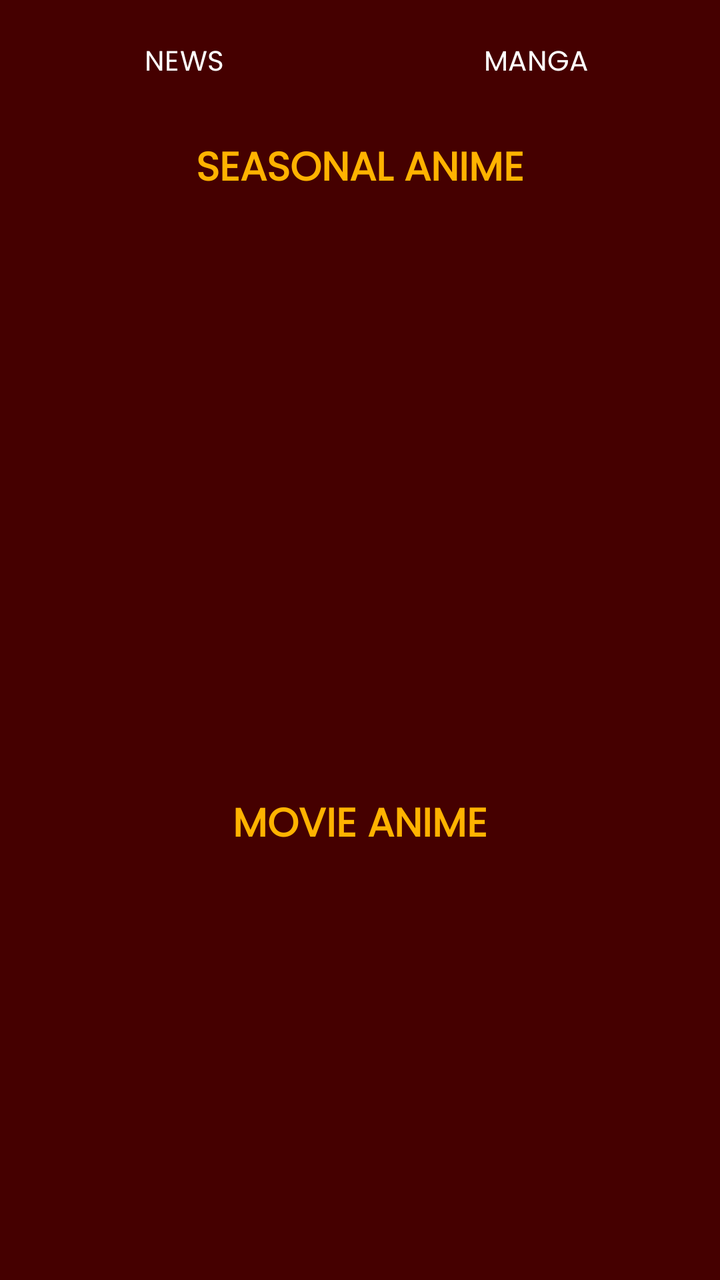
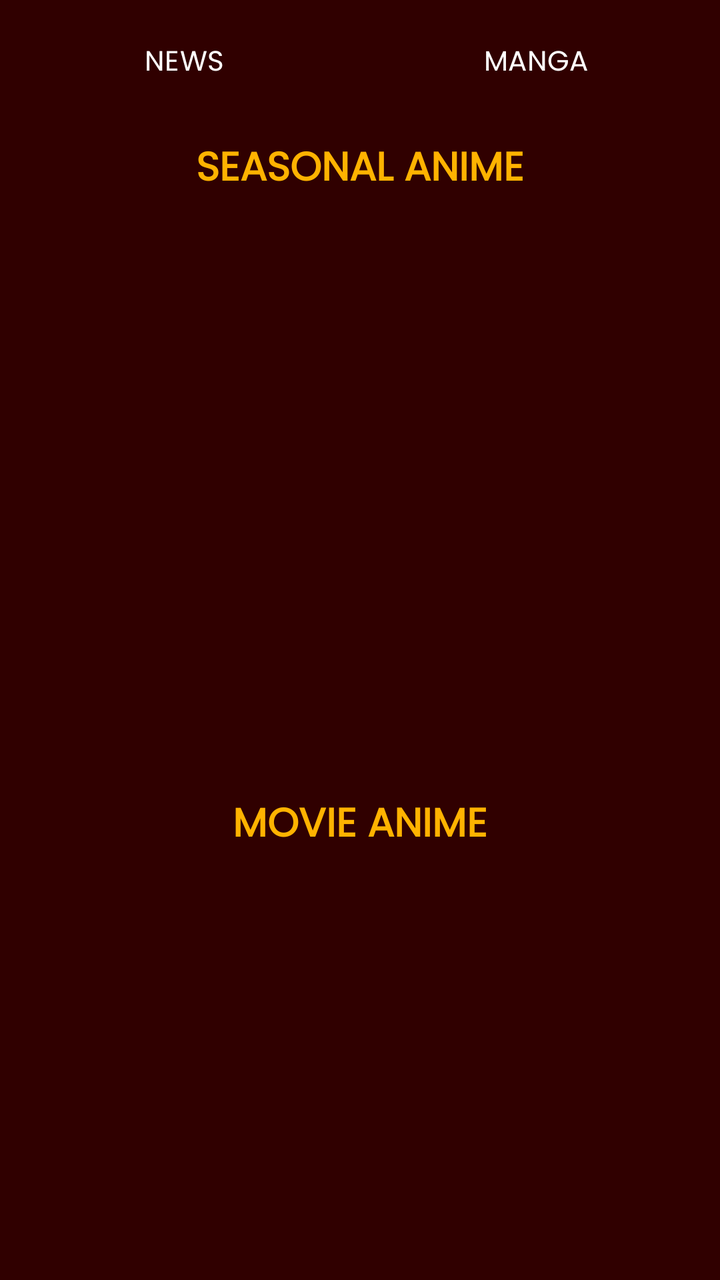

An Android layout rendered at two revisions. The XML below is the earlier revision; the diff shows what the commit changed to produce the second picture.
<!-- AndroidManifest.xml: application theme Theme.LabUX -->
<!-- res/layout/fragment_home.xml -->
<?xml version="1.0" encoding="utf-8"?>
<LinearLayout xmlns:android="http://schemas.android.com/apk/res/android"
    android:layout_width="match_parent"
    android:layout_height="match_parent"
    android:orientation="vertical"
    android:background="#450000"
    android:padding="8dp">

    
    <LinearLayout
        android:id="@+id/tabLayout"
        android:layout_width="match_parent"
        android:layout_height="wrap_content"
        android:orientation="horizontal"
        android:paddingBottom="8dp">

        <Button
            android:id="@+id/btnNews"
            style="?attr/materialButtonOutlinedStyle"
            android:layout_width="0dp"
            android:layout_height="wrap_content"
            android:layout_weight="1"
            android:layout_marginEnd="8dp"
            android:text="NEWS"
            android:backgroundTint="#D32F2F"
            android:textColor="#FFFFFF" />

        <Button
            android:id="@+id/btnManga"
            style="?attr/materialButtonOutlinedStyle"
            android:layout_width="0dp"
            android:layout_height="wrap_content"
            android:layout_weight="1"
            android:text="MANGA"
            android:backgroundTint="#D32F2F"
            android:textColor="#FFFFFF" />
    </LinearLayout>

    
    <androidx.recyclerview.widget.RecyclerView
        android:id="@+id/recyclerViewManga"
        android:layout_width="match_parent"
        android:layout_height="0dp"
        android:layout_weight="1"
        android:padding="4dp"
        android:clipToPadding="false"
        android:visibility="gone"/>

    
    <TextView
        android:id="@+id/sectionTitle"
        android:layout_width="match_parent"
        android:layout_height="wrap_content"
        android:gravity="center"
        android:text="SEASONAL ANIME"
        android:textSize="20sp"
        android:padding="5dp"
        android:textColor="#FFB300"
        android:fontFamily="sans-serif-black"
        android:textStyle="bold" />

    <FrameLayout
        android:id="@+id/carouselContainer"
        android:layout_width="match_parent"
        android:layout_height="280dp"
        android:layout_marginBottom="5dp"
        android:visibility="visible"/>

    <TextView
        android:id="@+id/sectionTitle2"
        android:layout_width="match_parent"
        android:layout_height="wrap_content"
        android:gravity="center"
        android:text="MOVIE ANIME"
        android:textSize="20sp"
        android:padding="5dp"
        android:textColor="#FFB300"
        android:fontFamily="sans-serif-black"
        android:textStyle="bold" />

    <FrameLayout
        android:id="@+id/carouselContainer2"
        android:layout_width="match_parent"
        android:layout_height="280dp"
        android:visibility="visible"/>
</LinearLayout>
<!-- resources referenced by this layout -->
<resources>
  <style name="Theme.LabUX" parent="Base.Theme.LabUX" />
  <style name="Base.Theme.LabUX" parent="Theme.Material3.DayNight.NoActionBar">
          
          <item name="android:fontFamily">@font/poppins_regular</item>
          <item name="fontFamily">@font/poppins_regular</item>
  
          
          <item name="bottomNavigationStyle">@style/CustomBottomNavigationView</item>
      </style>
  <style name="CustomBottomNavigationView" parent="Widget.MaterialComponents.BottomNavigationView">
          <item name="itemBackground">@android:color/transparent</item>
          <item name="android:background">@android:color/transparent</item>
          <item name="itemTextAppearanceActive">@style/BottomNavTextStyle</item>
          <item name="itemTextAppearanceInactive">@style/BottomNavTextStyle</item>
      </style>
  <style name="BottomNavTextStyle" parent="TextAppearance.MaterialComponents.Caption">
          <item name="android:textSize">10sp</item>
          <item name="android:lineHeight">18sp</item>
      </style>
</resources>

<!-- the commit's change to res/layout/fragment_home.xml (unified diff, before → after) -->
@@ -3,7 +3,7 @@
     android:layout_width="match_parent"
     android:layout_height="match_parent"
     android:orientation="vertical"
-    android:background="#450000"
+    android:background="#300000"
     android:padding="8dp">
 
     
